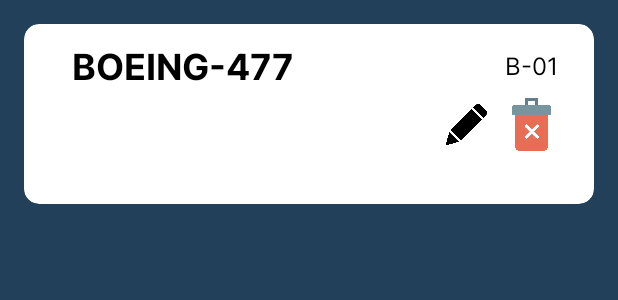
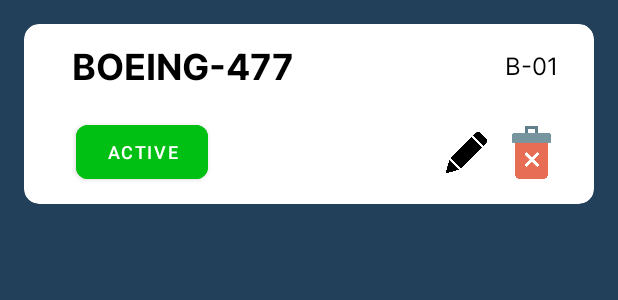
Before and after one commit to RoyalWeaboo/GoTravel_Admin, an Android app: the layout item_plane.xml on its own in the app's theme, with its tools: preview values and no code run, on a phone screen of 412 x 824 dp. Shown: the top 300 px of the screen. Run offline under Robolectric (Android 15) with nearby library versions, the phone set to English and light mode, and no system bars.

Commit message:
Update layout

```diff
--- a/app/src/main/res/layout/item_plane.xml
+++ b/app/src/main/res/layout/item_plane.xml
@@ -65,10 +65,30 @@
                 android:id="@+id/imageView3"
                 android:layout_width="35dp"
                 android:layout_height="35dp"
-                android:layout_marginTop="4dp"
+                app:layout_constraintBottom_toBottomOf="@+id/btnActive"
                 app:layout_constraintEnd_toEndOf="@+id/tvCountPlane"
-                app:layout_constraintTop_toBottomOf="@+id/tvPlane"
+                app:layout_constraintTop_toTopOf="@+id/btnActive"
                 app:srcCompat="@drawable/delete" />
+
+            <!-- Khusus button ini harus diberikan logika untuk mengubah warna jadi inactive -->
+            <!-- Warna inactive : #E40A0A -->
+            <Button
+                android:id="@+id/btnActive"
+                android:layout_width="wrap_content"
+                android:layout_height="wrap_content"
+                android:layout_marginStart="32dp"
+                android:layout_marginTop="16dp"
+                android:backgroundTint="#00C113"
+                android:paddingLeft="10dp"
+                android:paddingTop="0dp"
+                android:paddingRight="10dp"
+                android:paddingBottom="0dp"
+                android:text="Active"
+                android:textColor="#FFFFFF"
+                android:textSize="12sp"
+                app:cornerRadius="8dp"
+                app:layout_constraintStart_toStartOf="@+id/tvPlane"
+                app:layout_constraintTop_toBottomOf="@+id/tvPlane" />
         </androidx.constraintlayout.widget.ConstraintLayout>
     </androidx.cardview.widget.CardView>
 </androidx.constraintlayout.widget.ConstraintLayout>
```
